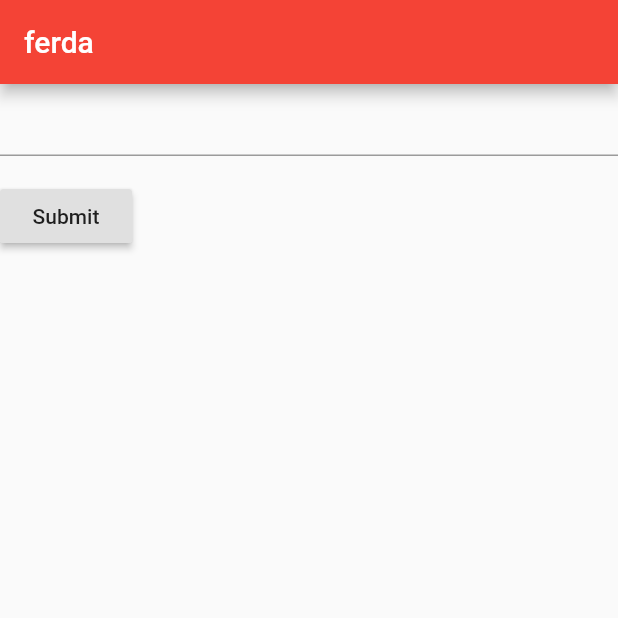
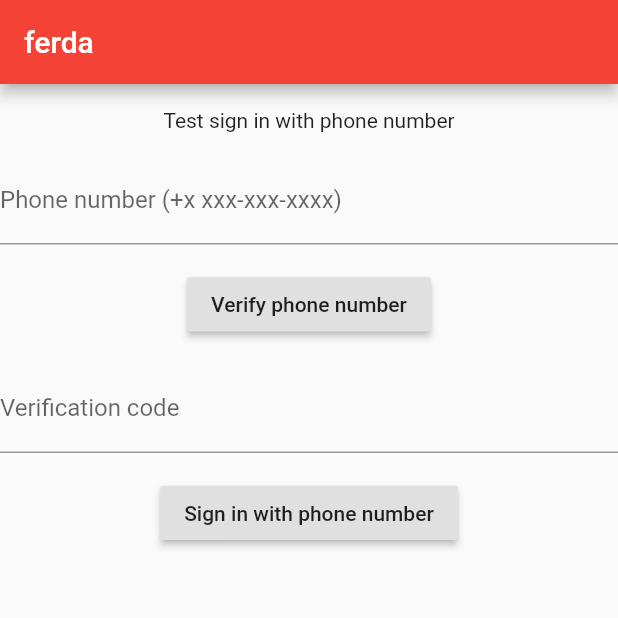
Before and after one commit to glade-software/ferda, a Flutter app: the screen it shows after launch, on a phone screen of 412 x 824 dp, the top half of it. Run offline on Flutter 3.47's test engine with Material 2 defaults, Android fonts, the phone set to English and light mode, and no system bars; our stand-ins replace cloud_firestore, firebase_auth, google_sign_in; accounts and stored records are empty.

Commit message:
phone auth working

```diff
--- a/lib/main.dart
+++ b/lib/main.dart
@@ -6,6 +6,7 @@ import 'package:google_sign_in/google_sign_in.dart';
 final GoogleSignIn _googleSignIn = GoogleSignIn();
 final FirebaseAuth _auth = FirebaseAuth.instance;
 
+//ref: https://pub.dev/packages/firebase_auth
 Future<FirebaseUser> _handleSignIn() async {
   final GoogleSignInAccount googleUser = await _googleSignIn.signIn();
   final GoogleSignInAuthentication googleAuth = await googleUser.authentication;
@@ -16,6 +17,7 @@ Future<FirebaseUser> _handleSignIn() async {
   );
 
   final FirebaseUser user = (await _auth.signInWithCredential(credential)).user;
+
   print("signed in " + user.displayName);
   return user;
 }
@@ -44,6 +46,10 @@ class MyApp extends StatelessWidget {
   }
 }
 
+// class AuthenticationSection extends StatelessWidget{
+
+// }
+
 //Login Form widget
 class LoginForm extends StatefulWidget{
 
@@ -53,48 +59,136 @@ class LoginForm extends StatefulWidget{
   }
 }
 
+//form is the widget, state is its state
 class LoginFormState extends State<LoginForm>{
 
-  // Note: This is a GlobalKey<FormState>,
-  // not a GlobalKey<MyCustomFormState>.
-  //  WHAT IS THIS FOR??
-  final _formKey = GlobalKey<FormState>();
+
+  final TextEditingController _phoneNumberController = TextEditingController();
+  final TextEditingController _smsController = TextEditingController();
+
+  String _message = '';
+  String _verificationId;
 
   @override
   Widget build(BuildContext context) {
-
-
-    return Form(
-      key: _formKey,
-      child: Column(
+    return Column(
       crossAxisAlignment: CrossAxisAlignment.start,
       children: <Widget>[
+        Container(
+          child: const Text('Test sign in with phone number'),
+          padding: const EdgeInsets.all(16),
+          alignment: Alignment.center,
+        ),
         TextFormField(
-            validator: (value){ //thsi syntax is confusing to me
-              if(value.isEmpty){
-                return 'Please enter some text';
+          controller: _phoneNumberController,
+          decoration:
+              InputDecoration(labelText: 'Phone number (+x xxx-xxx-xxxx)'),
+          validator: (String value) {
+            if (value.isEmpty) {
+              return 'Phone number (+x xxx-xxx-xxxx)';
             }
             return null;
-            }
+          },
         ),
-          Padding(
+        Container(
           padding: const EdgeInsets.symmetric(vertical: 16.0),
+          alignment: Alignment.center,
           child: RaisedButton(
-              onPressed: (){
-                // Validate returns true if the form is valid, or false otherwise
-                if (_formKey.currentState.validate()){
-                  Scaffold.of(context).showSnackBar(SnackBar(content: Text('Processing Data')));
-                }
+            onPressed: () async {
+              _verifyPhoneNumber();
             },
-              child: Text('Submit'),
+            child: const Text('Verify phone number'),
+          ),
+        ),
+        TextField(
+          controller: _smsController,
+          decoration: InputDecoration(labelText: 'Verification code'),
+        ),
+        Container(
+          padding: const EdgeInsets.symmetric(vertical: 16.0),
+          alignment: Alignment.center,
+          child: RaisedButton(
+            onPressed: () async {
+              _signInWithPhoneNumber();
+            },
+            child: const Text('Sign in with phone number'),
+          ),
+        ),
+        Container(
+          alignment: Alignment.center,
+          padding: const EdgeInsets.symmetric(horizontal: 16),
+          child: Text(
+            _message,
+            style: TextStyle(color: Colors.red),
+          ),
         )
-          )
-
       ],
-
-
-      ),
     );
   }
 
+  // Example code of how to verify phone number
+  void _verifyPhoneNumber() async {
+    setState(() {
+      _message = '';
+    });
+
+    final PhoneVerificationCompleted verificationCompleted =
+        (AuthCredential phoneAuthCredential) {
+      _auth.signInWithCredential(phoneAuthCredential);
+      setState(() {
+        _message = 'Received phone auth credential: $phoneAuthCredential';
+      });
+    };
+
+    final PhoneVerificationFailed verificationFailed =
+        (AuthException authException) {
+      setState(() {
+        _message =
+            'Phone number verification failed. Code: ${authException.code}. Message: ${authException.message}';
+      });
+    };
+
+    final PhoneCodeSent codeSent =
+        (String verificationId, [int forceResendingToken]) async {
+      // widget._scaffold.showSnackBar(SnackBar(
+      //   content:
+      //       const Text('Please check your phone for the verification code.'),
+      // ));
+      print('verification code sent');
+      print(verificationId);
+      _verificationId = verificationId;
+    };
+
+    final PhoneCodeAutoRetrievalTimeout codeAutoRetrievalTimeout =
+        (String verificationId) {
+      _verificationId = verificationId;
+    };
+
+    await _auth.verifyPhoneNumber(
+        phoneNumber: _phoneNumberController.text,
+        timeout: const Duration(seconds: 5),
+        verificationCompleted: verificationCompleted,
+        verificationFailed: verificationFailed,
+        codeSent: codeSent,
+        codeAutoRetrievalTimeout: codeAutoRetrievalTimeout);
   }
+
+  // Example code of how to sign in with phone.
+  void _signInWithPhoneNumber() async {
+    final AuthCredential credential = PhoneAuthProvider.getCredential(
+      verificationId: _verificationId,
+      smsCode: _smsController.text,
+    );
+    final FirebaseUser user =
+        (await _auth.signInWithCredential(credential)).user;
+    final FirebaseUser currentUser = await _auth.currentUser();
+    assert(user.uid == currentUser.uid);
+    setState(() {
+      if (user != null) {
+        _message = 'Successfully signed in, uid: ' + user.uid;
+      } else {
+        _message = 'Sign in failed';
+      }
+    });
+  }
+}
```
Lines whose indentation alone changed are shown as unchanged.
